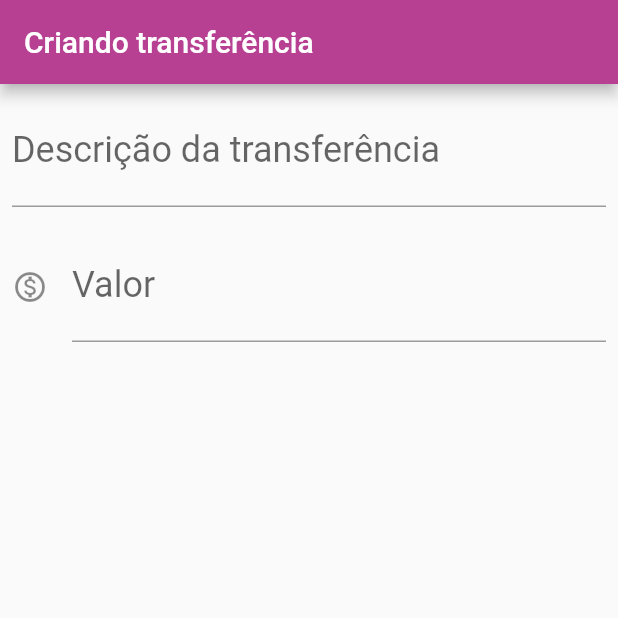
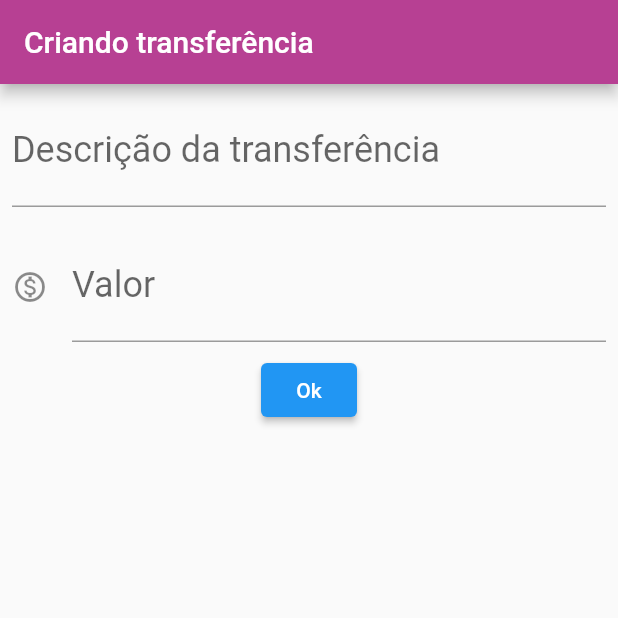
Before and after one commit to Wercton/ByteBank, a Flutter app: the screen it shows after launch, on a phone screen of 412 x 824 dp, the top half of it. Run offline on Flutter 3.47's test engine with Material 2 defaults, Android fonts, the phone set to English and light mode, and no system bars.

```diff
--- a/lib/main.dart
+++ b/lib/main.dart
@@ -7,7 +7,7 @@ class ByteBankApp extends StatelessWidget {
 
   @override
   Widget build(BuildContext context) {
-    return const MaterialApp(
+    return MaterialApp(
       home: Scaffold(
         body: TransferForm(),
       ),
@@ -16,7 +16,8 @@ class ByteBankApp extends StatelessWidget {
 }
 
 class TransferForm extends StatelessWidget {
-  const TransferForm({Key? key}) : super(key: key);
+  final TextEditingController _TECTransferDescription = TextEditingController();
+  final TextEditingController _TECValue = TextEditingController();
 
   @override
   Widget build(BuildContext context) {
@@ -26,32 +27,48 @@ class TransferForm extends StatelessWidget {
         backgroundColor: const Color(0xffb74093),
       ),
       body: Column(
-        children: const <Widget>[
+        children: <Widget>[
           Padding(
-            padding: EdgeInsets.all(8.0),
+            padding: const EdgeInsets.all(8.0),
             child: TextField(
-              style: TextStyle(
+              style: const TextStyle(
                 fontSize: 24,
               ),
-              decoration: InputDecoration(
+              decoration: const InputDecoration(
                 labelText: 'Descrição da transferência',
                 hintText: 'pagamento x pela razão y',
               ),
+              controller: _TECTransferDescription,
             ),
           ),
           Padding(
-            padding: EdgeInsets.all(8.0),
+            padding: const EdgeInsets.all(8.0),
             child: TextField(
-              style: TextStyle(
+              style: const TextStyle(
                 fontSize: 24,
               ),
-              decoration: InputDecoration(
+              decoration: const InputDecoration(
                   icon: Icon(Icons.monetization_on_outlined),
                   labelText: 'Valor',
                   hintText: '00,00'),
               keyboardType: TextInputType.number,
+              controller: _TECValue,
             ),
           ),
+          ElevatedButton(
+            child: const Text('Ok'),
+            onPressed: () {
+              final String strTransferDescription =
+                  _TECTransferDescription.text;
+              final double? dblValue = double.tryParse(_TECValue.text);
+
+              if (strTransferDescription != '' && dblValue != null) {
+                final Transfer _createdTransfer =
+                    Transfer(dblValue, strTransferDescription);
+                debugPrint('$_createdTransfer');
+              }
+            },
+          )
         ],
       ),
     );
@@ -103,4 +120,9 @@ class Transfer {
   final String transferDescription;
 
   Transfer(this.value, this.transferDescription);
+
+  @override
+  String toString() {
+    return 'Transfer{value: $value, transferDescription: $transferDescription}';
+  }
 }
```
